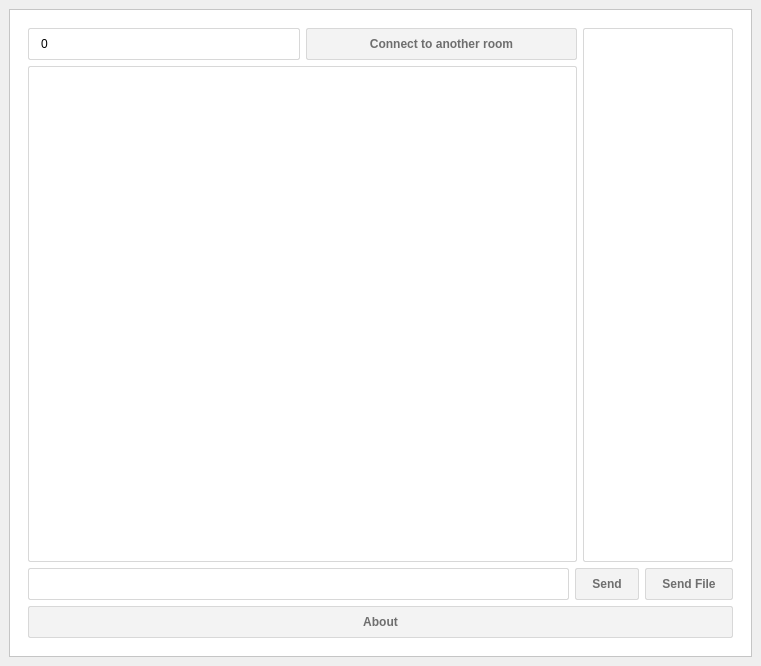
Above: Course work/Client/mainwindow.ui from BSUIR450503/450503_korotkina before the change. Below: the same form after it.
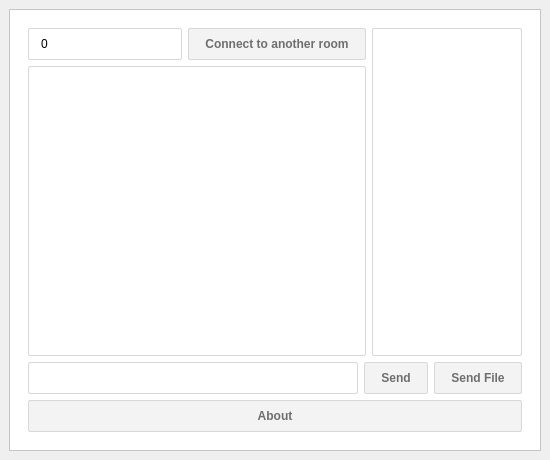
That is the form after the change.

```diff
--- a/Course work/Client/mainwindow.ui
+++ b/Course work/Client/mainwindow.ui
@@ -6,8 +6,8 @@
    <rect>
     <x>0</x>
     <y>0</y>
-    <width>761</width>
-    <height>666</height>
+    <width>550</width>
+    <height>460</height>
    </rect>
   </property>
   <property name="windowTitle">
```
